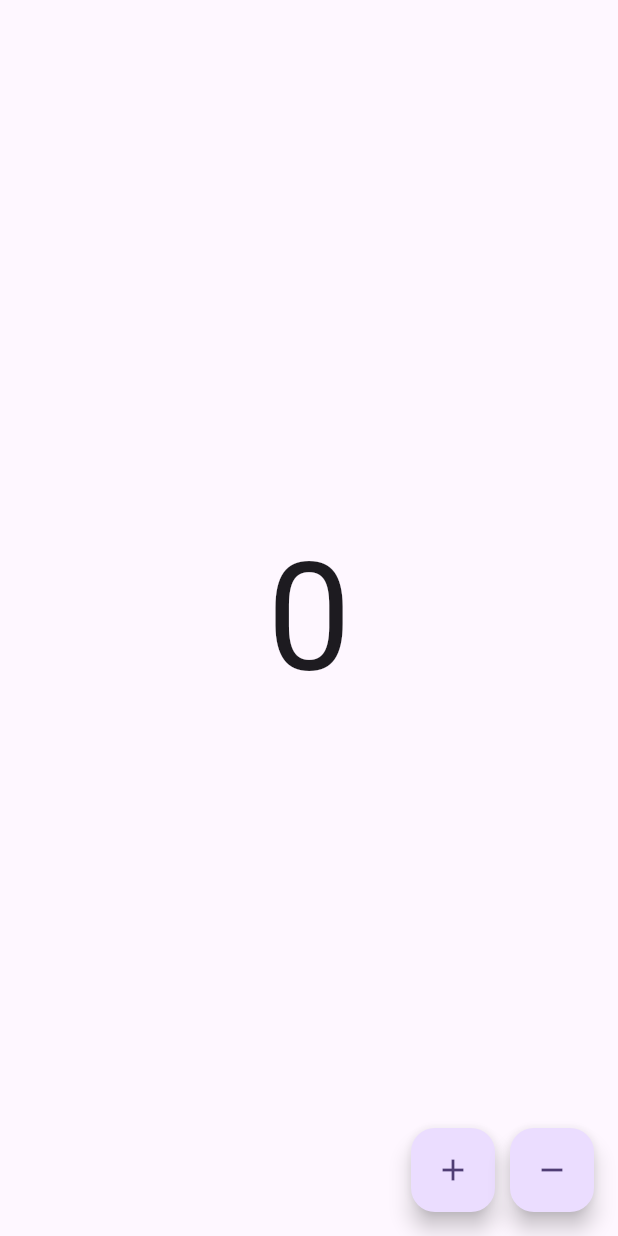
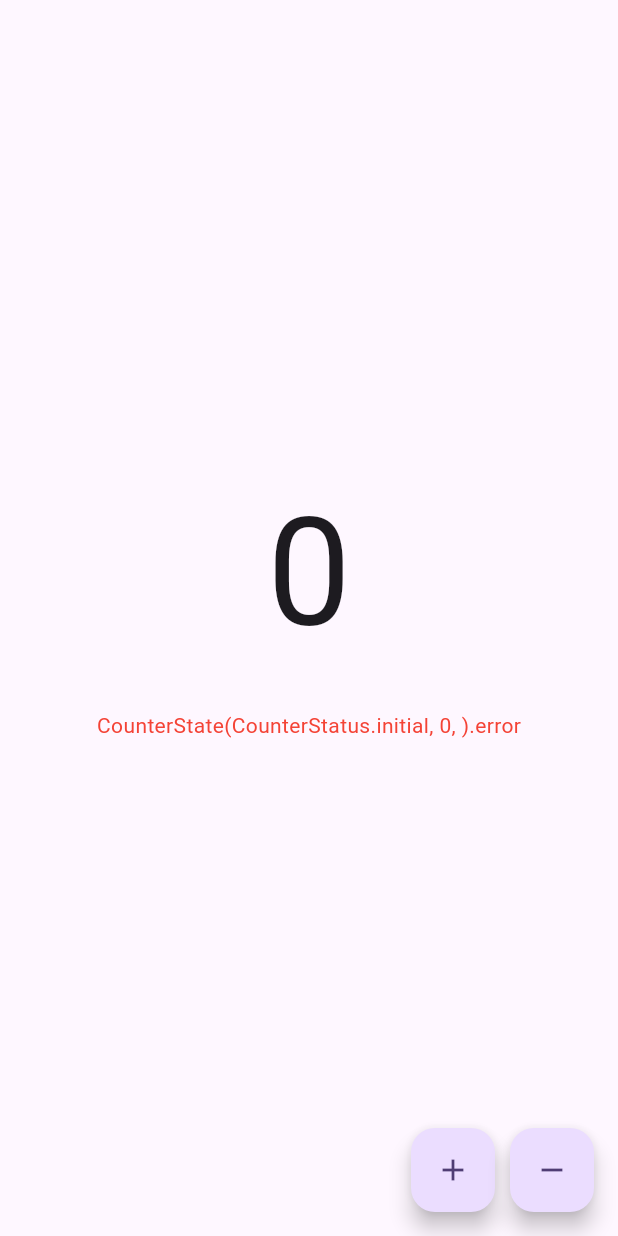
Before and after one commit to azkajihan09/counter_app_latihan, a Flutter app: the screen it shows after launch, on a phone screen of 412 x 824 dp. Run offline on Flutter 3.47's test engine with Material 2 defaults, Android fonts, the phone set to English and light mode, and no system bars; our stand-ins replace bloc, equatable, flutter_bloc.

Commit message:
Counter_app_latihan

```diff
--- a/lib/main.dart
+++ b/lib/main.dart
@@ -35,11 +35,22 @@ class MyHomePage extends StatelessWidget {
       body: Center(
         child: BlocBuilder<CounterBloc, CounterState>(
           builder: (context, state) {
-            return Text(
-              '${state.counter}',
-              style: const TextStyle(
-                fontSize: 100,
-              ),
+            return Column(
+              mainAxisAlignment: MainAxisAlignment.center,
+              crossAxisAlignment: CrossAxisAlignment.center,
+              children: [
+                Text(
+                  '${state.counter}',
+                  style: const TextStyle(
+                    fontSize: 100,
+                  ),
+                ),
+                const SizedBox(height: 20),
+                Text('$state.error', style: const TextStyle(color: Colors.red)),
+                const SizedBox(
+                  height: 20.0,
+                ),
+              ],
             );
           },
         ),
```
